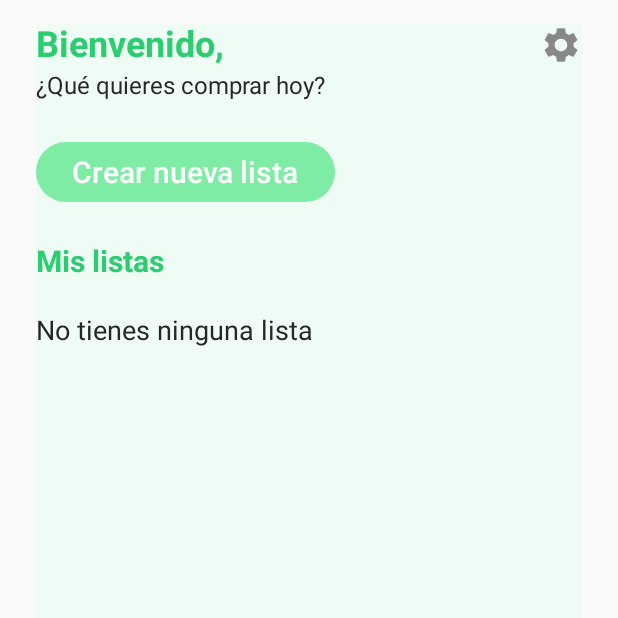
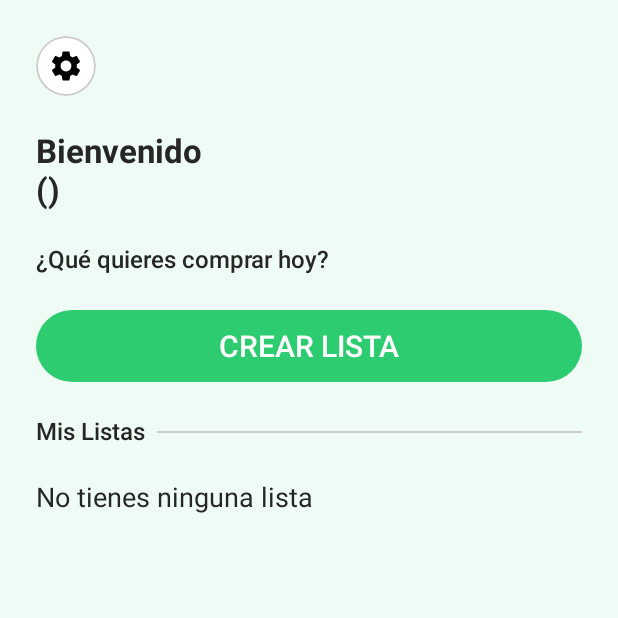
Before and after one commit to JuanfeP2004/AppNativa, an Android app built with Jetpack Compose: the menu screen opened through its navigation route, on a phone screen of 412 x 824 dp, the top half of it. Run offline under Robolectric (Android 15) with nearby library versions, the phone set to English and light mode, and no system bars; our stand-ins replace Firebase (no records; nobody signed in at launch, a user with empty details on screens opened directly).

Commit message:
Estilos corregidos y mejorados del screen Menu

```diff
--- a/app/src/main/java/com/xacarana/milistademercado/screens/Menu.kt
+++ b/app/src/main/java/com/xacarana/milistademercado/screens/Menu.kt
@@ -2,17 +2,23 @@ package com.xacarana.milistademercado.screens
 
 import android.os.Build
 import androidx.annotation.RequiresApi
+import androidx.compose.foundation.background
+import androidx.compose.foundation.border
 import androidx.compose.foundation.clickable
 import androidx.compose.foundation.layout.*
 import androidx.compose.foundation.lazy.LazyColumn
 import androidx.compose.foundation.lazy.items
+import androidx.compose.foundation.shape.CircleShape
+import androidx.compose.foundation.shape.RoundedCornerShape
 import androidx.compose.material.icons.Icons
 import androidx.compose.material.icons.filled.Settings
 import androidx.compose.material3.*
 import androidx.compose.runtime.*
 import androidx.compose.ui.Alignment
 import androidx.compose.ui.Modifier
+import androidx.compose.ui.draw.clip
 import androidx.compose.ui.graphics.Color
+import androidx.compose.ui.text.font.FontFamily
 import androidx.compose.ui.text.font.FontWeight
 import androidx.compose.ui.unit.dp
 import androidx.compose.ui.unit.sp
@@ -21,7 +27,7 @@ import com.xacarana.milistademercado.functions.Database
 import com.xacarana.milistademercado.models.MarketList
 import com.xacarana.milistademercado.models.User
 import com.xacarana.milistademercado.models.ViewListModel
-import com.xacarana.milistademercado.ui.theme.ScreenPadding
+import com.xacarana.milistademercado.ui.theme.*
 import com.xacarana.milistademercado.viewlist
 import kotlinx.coroutines.launch
 
@@ -43,65 +49,93 @@ fun Menu(navController: NavController, user: User, db: Database, viewmodel: View
     Surface(
         modifier = Modifier
             .fillMaxSize()
-            .then(ScreenPadding)
+            .background(BackgroundLight)
+            .padding(horizontal = 24.dp)
     ) {
-        Column(verticalArrangement = Arrangement.spacedBy(24.dp)) {
+        Column(
+            modifier = Modifier
+                .fillMaxSize()
+                .padding(top = 24.dp),
+            verticalArrangement = Arrangement.spacedBy(24.dp)
+        ) {
+            // Icono ajustes
+            Box(
+                modifier = Modifier.fillMaxWidth(),
+                contentAlignment = Alignment.TopStart
+            ) {
+                IconButton(
+                    onClick = { navController.navigate("settings") },
+                    modifier = Modifier
+                        .clip(CircleShape)
+                        .background(Color.White)
+                        .border(1.dp, Color.LightGray, CircleShape)
+                        .size(40.dp)
+                ) {
+                    Icon(
+                        imageVector = Icons.Default.Settings,
+                        contentDescription = "Ajustes",
+                        tint = Color.Black
+                    )
+                }
+            }
 
-            // Encabezado y botón de configuración
+            // Bienvenida
+            Text(
+                text = "Bienvenido\n(${user.name.value})",
+                fontSize = 22.sp,
+                fontWeight = FontWeight.Bold,
+                color = TextColor,
+                fontFamily = FontFamily.SansSerif
+            )
+
+            Text(
+                text = "¿Qué quieres comprar hoy?",
+                fontSize = 16.sp,
+                fontWeight = FontWeight.Medium,
+                color = TextColor,
+                fontFamily = FontFamily.SansSerif
+            )
+
+            // Botón crear lista
+            Button(
+                onClick = { navController.navigate("create-list") },
+                colors = ButtonDefaults.buttonColors(containerColor = GreenPrimary),
+                shape = RoundedCornerShape(24.dp),
+                modifier = Modifier
+                    .fillMaxWidth()
+                    .height(48.dp)
+            ) {
+                Text("CREAR LISTA", color = Color.White, fontFamily = FontFamily.SansSerif)
+            }
+
+            // Título listas con línea al lado
             Row(
                 modifier = Modifier.fillMaxWidth(),
-                horizontalArrangement = Arrangement.SpaceBetween,
-                verticalAlignment = Alignment.Top
+                verticalAlignment = Alignment.CenterVertically
             ) {
-                Column(verticalArrangement = Arrangement.spacedBy(4.dp)) {
-                    Text(
-                        text = "Bienvenido, ${user.name.value}",
-                        fontSize = 24.sp,
-                        fontWeight = FontWeight.Bold,
-                        color = Color(0xFF2ECC71)
-                    )
-                    Text(
-                        text = "¿Qué quieres comprar hoy?",
-                        fontSize = 16.sp,
-                        color = Color(0xFF262626)
-                    )
-                }
-
-                Icon(
-                    imageVector = Icons.Default.Settings,
-                    contentDescription = "Configuración",
-                    tint = Color.Gray,
-                    modifier = Modifier
-                        .size(28.dp)
-                        .clickable {
-                            navController.navigate("settings")
-                        }
+                Text(
+                    text = "Mis Listas",
+                    fontSize = 16.sp,
+                    fontWeight = FontWeight.SemiBold,
+                    color = TextColor,
+                    fontFamily = FontFamily.SansSerif
+                )
+                Spacer(modifier = Modifier.width(8.dp))
+                Divider(
+                    color = Color.LightGray,
+                    thickness = 1.dp,
+                    modifier = Modifier.weight(1f)
                 )
             }
 
-            // Botón de nueva lista
-            Button(
-                onClick = { navController.navigate("create-list") },
-                colors = ButtonDefaults.buttonColors(containerColor = Color(0xFF7EECA5)),
-                modifier = Modifier.align(Alignment.Start)
-            ) {
-                Text("Crear nueva lista", color = Color.White)
-            }
-
-            // Título de listas
-            Text(
-                text = "Mis listas",
-                fontSize = 20.sp,
-                fontWeight = FontWeight.Bold,
-                color = Color(0xFF2ECC71)
-            )
-
-            // Mostrar errores o estado
             if (messageError.isNotEmpty()) {
                 Text(text = messageError, color = Color.Red)
             }
 
-            LazyColumn(verticalArrangement = Arrangement.spacedBy(12.dp)) {
+            LazyColumn(
+                verticalArrangement = Arrangement.spacedBy(12.dp),
+                modifier = Modifier.fillMaxSize()
+            ) {
                 if (items.isEmpty()) {
                     item {
                         Text(chargeMessage)
@@ -109,39 +143,53 @@ fun Menu(navController: NavController, user: User, db: Database, viewmodel: View
                 } else {
                     items(items) { elemento ->
                         Card(
+                            shape = RoundedCornerShape(16.dp),
+                            colors = CardDefaults.cardColors(containerColor = GreenSecondary),
                             modifier = Modifier
                                 .fillMaxWidth()
                                 .clickable {
                                     viewlist.ModifyList(elemento)
                                     navController.navigate("view-list")
-                                },
-                            colors = CardDefaults.cardColors(containerColor = Color(0xFFEEFCF5))
+                                }
                         ) {
                             Column(modifier = Modifier.padding(16.dp)) {
-                                Text(
-                                    text = elemento.name,
-                                    fontWeight = FontWeight.Bold,
-                                    fontSize = 18.sp,
-                                    color = Color(0xFF2ECC71)
-                                )
-                                Spacer(modifier = Modifier.height(8.dp))
                                 Row(
                                     modifier = Modifier.fillMaxWidth(),
                                     horizontalArrangement = Arrangement.SpaceBetween
                                 ) {
-                                    Column {
-                                        Text("Para: ${elemento.date}")
-                                        Text("Objetos: ${elemento.products.size}")
-                                    }
+                                    Text(
+                                        text = elemento.name,
+                                        fontWeight = FontWeight.Bold,
+                                        fontSize = 16.sp,
+                                        color = TextColor
+                                    )
                                     Column(horizontalAlignment = Alignment.End) {
-                                        Text("Completado:")
                                         Text(
-                                            "${elemento.completion}%",
-                                            color = Color(0xFF2ECC71),
-                                            fontWeight = FontWeight.Bold
+                                            text = "Completado:",
+                                            fontSize = 12.sp,
+                                            color = TextColor
+                                        )
+                                        Text(
+                                            text = "${elemento.completion}%",
+                                            fontWeight = FontWeight.Bold,
+                                            color = TextColor,
+                                            fontSize = 14.sp
                                         )
                                     }
                                 }
+
+                                Spacer(modifier = Modifier.height(8.dp))
+
+                                Text(
+                                    text = "Para: ${elemento.date}",
+                                    fontSize = 13.sp,
+                                    color = TextColor
+                                )
+                                Text(
+                                    text = "Objetos: ${elemento.products.size}",
+                                    fontSize = 13.sp,
+                                    color = TextColor
+                                )
                             }
                         }
                     }
```
Also changed, not shown: app/src/main/java/com/xacarana/milistademercado/screens/Login.kt (+6 -6 lines).
